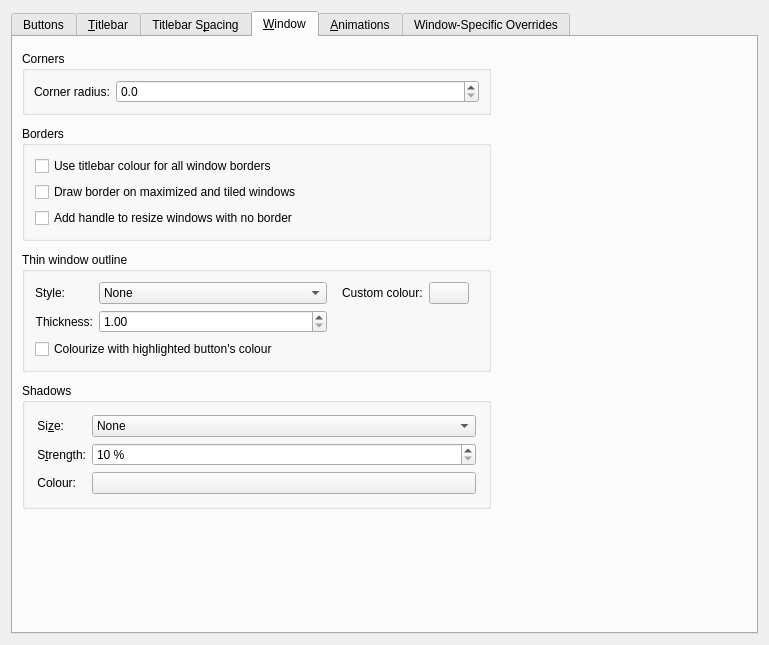
Old version of the form kdecoration/config/ui/breezeconfigurationui.ui in the repository KDE/breeze.
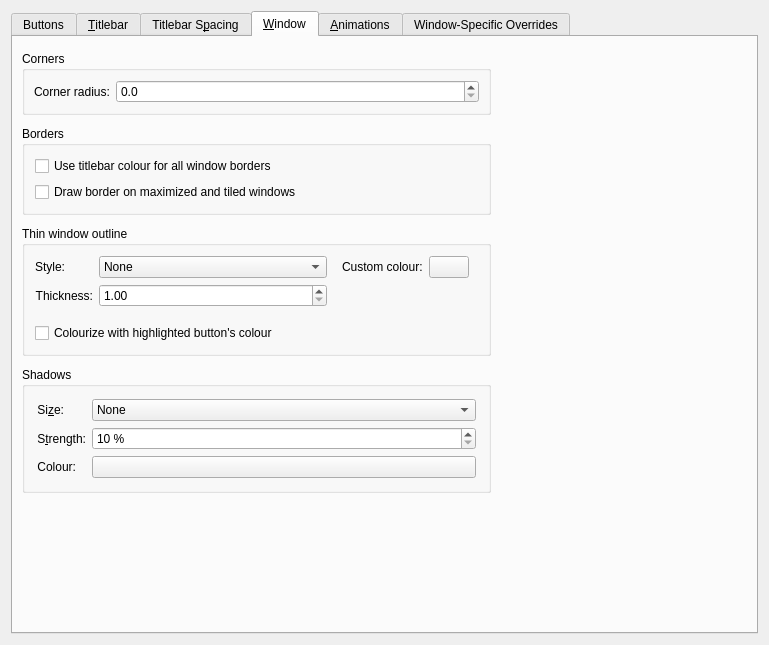
New version of the form. The open tabs and pages were chosen to show the change. Icons and pictures are not drawn. Custom widgets are drawn as their Qt base class.

Commit message:
kdecoration: Drop SizeGrip
Size grip can't be made to work on wayland, it's disabled by default and
it's not that relevant because kwin adds an invisible border around the
decoration that can be used as resize handles.

Patch:
```diff
--- a/kdecoration/config/ui/breezeconfigurationui.ui
+++ b/kdecoration/config/ui/breezeconfigurationui.ui
@@ -2299,13 +2299,6 @@
             </property>
            </widget>
           </item>
-          <item row="2" column="0">
-           <widget class="QCheckBox" name="drawSizeGrip">
-            <property name="text">
-             <string>Add handle to resize windows with no border</string>
-            </property>
-           </widget>
-          </item>
          </layout>
         </widget>
        </item>
```
Left out of the diff: 1 changed line with no effect on the pictures. The commit also changes 9 other files.
